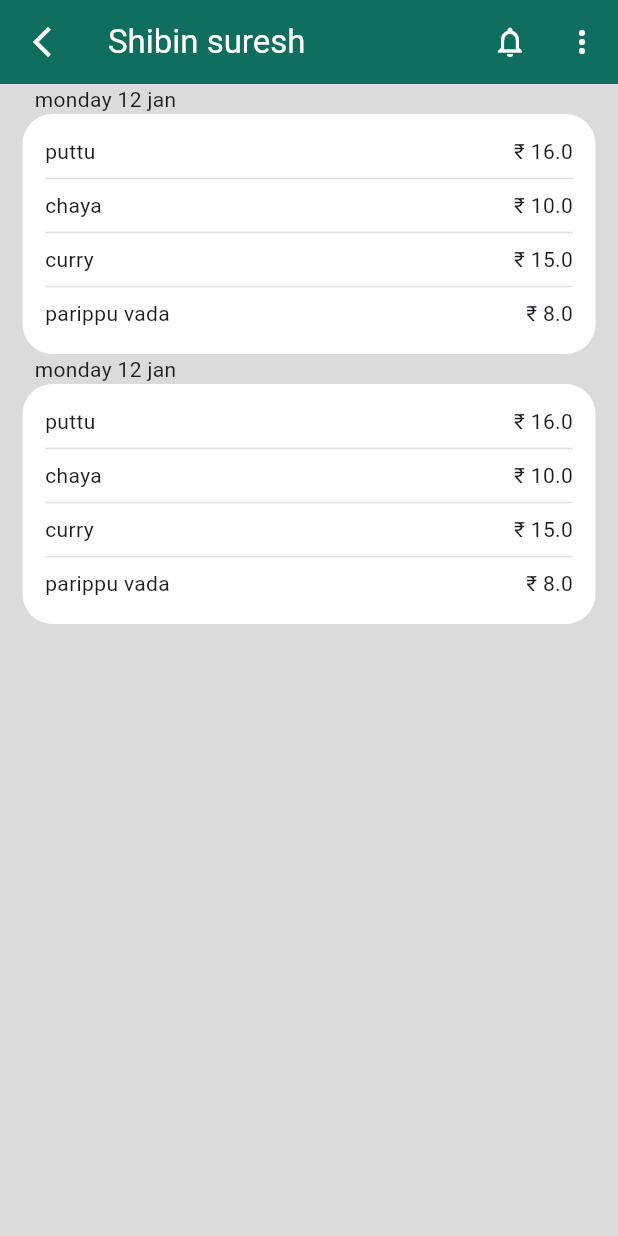
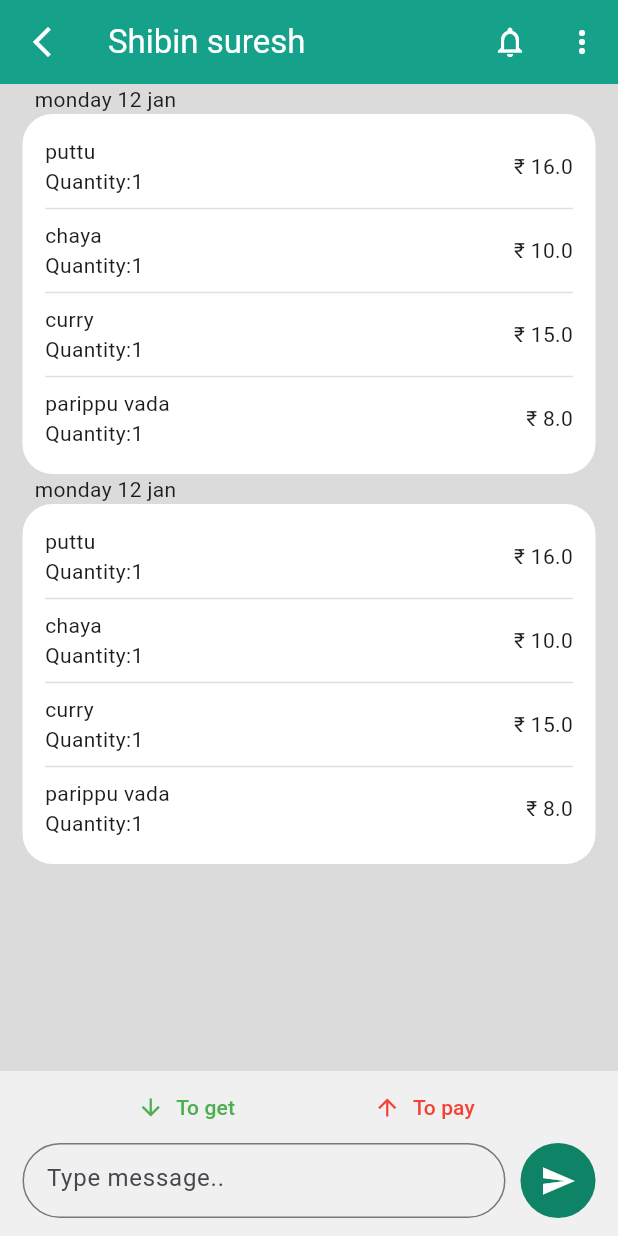
Before and after one commit to Shibin-Oh-Yes/Money-Track, a Flutter app: the HomePage screen opened directly with empty values, after a tap on "Shibin suresh", on a phone screen of 412 x 824 dp. Run offline on Flutter 3.47's test engine with Material 3 defaults, Android fonts, the light colour scheme and no system bars; our stand-ins replace flutter_svg.

Commit message:
feat:add message option on userpage

```diff
--- a/lib/main.dart
+++ b/lib/main.dart
@@ -1,5 +1,6 @@
 import 'package:flutter/material.dart';
 import 'package:moneytrack/pages/intro.dart';
+import 'package:moneytrack/pages/user_page.dart';
 
 void main() {
   runApp(const MyApp());
@@ -17,7 +18,7 @@ class MyApp extends StatelessWidget {
         colorScheme: ColorScheme.fromSeed(seedColor: Colors.deepPurple),
         useMaterial3: true,
       ),
-      home:MyIntroPage(),
+      home:UserPage(chatname: "Shubu"),
     );
   }
 }
--- a/lib/pages/user_page.dart
+++ b/lib/pages/user_page.dart
@@ -11,9 +11,16 @@ class UserPage extends StatefulWidget {
 }
 
 class _UserPageState extends State<UserPage> {
-  List deptlistname = ['puttu', 'chaya', 'curry','parippu vada'];
+  final chatcontroller = TextEditingController();
+  List deptlistname = ['puttu', 'chaya', 'curry', 'parippu vada'];
 
-  List<double> deptprice = [16, 10, 15,8];
+  List<double> deptprice = [16, 10, 15, 8];
+
+  @override
+  void dispose() {
+    super.dispose();
+    chatcontroller.dispose();
+  }
 
   @override
   Widget build(BuildContext context) {
@@ -22,7 +29,9 @@ class _UserPageState extends State<UserPage> {
       appBar: AppBar(
         backgroundColor: ColorPalette.primaryclr,
         leading: IconButton(
-            onPressed: () {},
+            onPressed: () {
+              Navigator.pop(context);
+            },
             icon: const Icon(
               Icons.arrow_back_ios_new,
               color: Colors.white,
@@ -47,14 +56,63 @@ class _UserPageState extends State<UserPage> {
         ],
       ),
       body: Container(
-
         width: double.maxFinite,
         height: double.maxFinite,
         padding: const EdgeInsets.symmetric(horizontal: 15),
         child: ListView(
           children: [
             BillSet(deptprice: deptprice, deptlistname: deptlistname),
-             BillSet(deptprice: deptprice, deptlistname: deptlistname)
+            BillSet(deptprice: deptprice, deptlistname: deptlistname)
+          ],
+        ),
+      ),
+      bottomNavigationBar: Container(
+        padding: const EdgeInsets.symmetric(horizontal: 15),
+        width: double.maxFinite,
+        height: 110,
+        color: Color.fromARGB(255, 240, 240, 240),
+        child: Column(
+          children: [
+            Row(
+              mainAxisAlignment: MainAxisAlignment.spaceEvenly,
+              children: [
+                TextButton.icon(
+                  onPressed: () {},
+                  label: const Text('To get',style: TextStyle(color: Colors.green),),
+                  icon: const Icon(Icons.arrow_downward,color: Colors.green,),
+                ),
+                 TextButton.icon(
+                    onPressed: () {},
+                    label: const Text('To pay',style: TextStyle(color: Colors.red)),
+                    icon:const Icon( Icons.arrow_upward,color: Colors.red,),
+               ),
+              ],
+            ),
+            // MyTextField(
+            //   hintxt: 'Message',
+            //   ctrl: chatcontroller,
+            // )
+            Row(
+              mainAxisAlignment: MainAxisAlignment.spaceBetween,
+              children: [
+                SizedBox(
+                  height: 50,
+                  width: (MediaQuery.of(context).size.width)-90,
+                  child: TextField(
+                    decoration: InputDecoration(
+                      hintText:'Type message..',
+                      border: OutlineInputBorder(
+                        borderRadius: BorderRadius.circular(30)
+                      )
+                    ),
+                  ),
+                ),
+                IconButton.filled(onPressed: (){}, icon: const Icon(Icons.send),style:const ButtonStyle(
+                  backgroundColor: WidgetStatePropertyAll(Color.fromARGB(255, 14, 131, 102)),
+                  fixedSize: WidgetStatePropertyAll(Size(50, 50))
+                ))
+              ],
+            )
           ],
         ),
       ),
@@ -62,9 +120,7 @@ class _UserPageState extends State<UserPage> {
   }
 }
 
-
-
-class Tiledept extends StatelessWidget {
+class Tiledept extends StatefulWidget {
   const Tiledept({
     super.key,
     required this.name,
@@ -75,10 +131,25 @@ class Tiledept extends StatelessWidget {
   final double price;
 
   @override
+  State<Tiledept> createState() => _TiledeptState();
+}
+
+class _TiledeptState extends State<Tiledept> {
+  int quantity = 1;
+
+  @override
   Widget build(BuildContext context) {
     return Row(
+      crossAxisAlignment: CrossAxisAlignment.center,
       mainAxisAlignment: MainAxisAlignment.spaceBetween,
-      children: [Text(name), Text("\u{20B9} $price")],
+      children: [
+        Column(
+          crossAxisAlignment: CrossAxisAlignment.start,
+          mainAxisAlignment: MainAxisAlignment.center,
+          children: [Text(widget.name), Text("Quantity:$quantity")],
+        ),
+        Text("\u{20B9} ${widget.price}")
+      ],
     );
   }
 }
--- a/lib/values/colours.dart
+++ b/lib/values/colours.dart
@@ -1,5 +1,5 @@
 import 'package:flutter/material.dart';
 
 class ColorPalette{
-  static final Color primaryclr=Color.fromARGB(255, 16, 110, 95);
+  static final Color primaryclr= Color.fromARGB(255, 21, 161, 138);
 }
--- a/lib/widgets/billset.dart
+++ b/lib/widgets/billset.dart
@@ -17,21 +17,22 @@ class BillSet extends StatelessWidget {
       crossAxisAlignment: CrossAxisAlignment.start,
       children: [
 
-        Padding(
-          padding: const EdgeInsets.only(left: 8.0),
+        const Padding(
+          padding: EdgeInsets.only(left: 8.0),
           child: Text('monday 12 jan'),
         ),
         Container(
           padding: const EdgeInsets.all( 15),
           width: double.maxFinite,
-          height: 40*(deptprice.length.toDouble()),
+          height: 60*(deptprice.length.toDouble()),
           decoration: BoxDecoration(
               color: Colors.white, borderRadius: BorderRadius.circular(20)),
           child: Center(
             child: ListView.separated(
+              //Tiledept in user_page
                 itemBuilder: (context,index) => Tiledept(
                     name: deptlistname[index], price: deptprice[index]),
-                separatorBuilder: (context, index) => Divider(
+                separatorBuilder: (context, index) => const Divider(
                   color: Colors.black12,
                 ),
                 itemCount: deptlistname.length),
```
Also changed, not shown: lib/pages/login_page.dart (+3 -7 lines), lib/pages/sign_up_page.dart (+4 -12 lines), lib/widgets/cash_elevated.dart (added, +14 -0 lines), lib/widgets/my_text_field.dart (+4 -5 lines).
